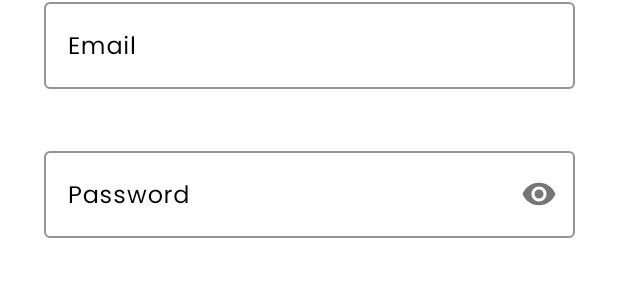
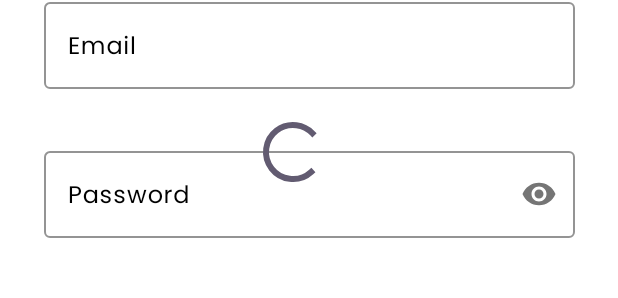
Before and after one commit to BangkitCapstone2024/CultureConnect-MD, an Android app: the layout activity_register.xml on its own in the app's theme, with its tools: preview values and no code run, on a phone screen of 412 x 824 dp. Shown: the part 380-678 px from the top of the screen. Run offline under Robolectric (Android 15) with nearby library versions, the phone set to English and light mode, and no system bars; network calls fail.

Commit message:
style:added progress bar on register page

```diff
--- a/app/src/main/res/layout/activity_register.xml
+++ b/app/src/main/res/layout/activity_register.xml
@@ -169,4 +169,18 @@
         app:layout_constraintEnd_toEndOf="parent"
         app:layout_constraintHorizontal_bias="0.597"
         app:layout_constraintStart_toStartOf="parent" />
+
+    <ProgressBar
+        android:id="@+id/progressBarRegister"
+        style="?android:attr/progressBarStyle"
+        android:layout_width="wrap_content"
+        android:layout_height="wrap_content"
+        android:layout_marginBottom="332dp"
+        android:layout_weight="1"
+        android:progressBackgroundTint="@color/black"
+        app:layout_constraintBottom_toTopOf="@+id/btnConfirRegis"
+        app:layout_constraintEnd_toEndOf="parent"
+        app:layout_constraintHorizontal_bias="0.471"
+        app:layout_constraintStart_toStartOf="parent" />
+
 </androidx.constraintlayout.widget.ConstraintLayout>
```
